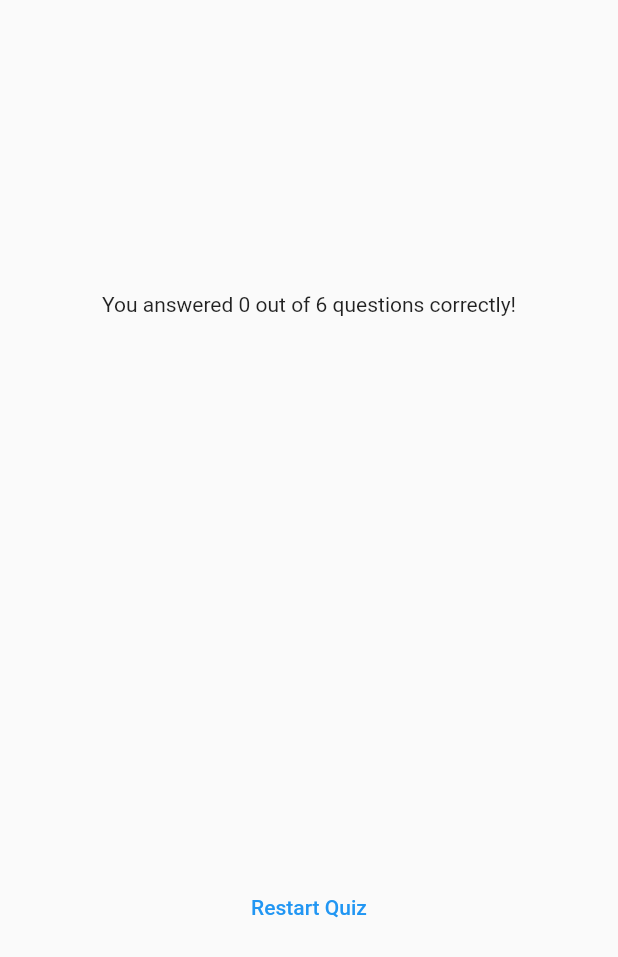
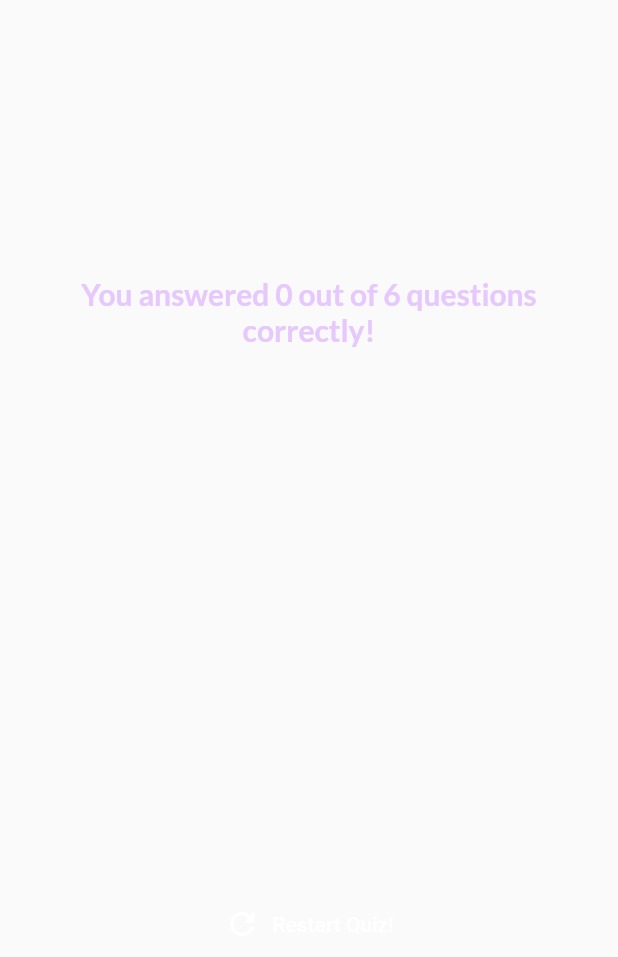
Before and after one commit to AnojAryal/Flutter-Learning, a Flutter app: the ResultsScreen widget shown alone on an empty page, opened directly with empty values, on a phone screen of 412 x 824 dp. Shown: the top 957 px of the screen. Run offline on Flutter 3.47's test engine with Material 2 defaults, Android fonts, the phone set to English and light mode, and no system bars; our stand-ins replace google_fonts.

Commit message:
quizapp completed

```diff
--- /dev/null
+++ b/test_project/lib/questions_summary/questions_summary.dart
@@ -0,0 +1,25 @@
+import 'package:flutter/material.dart';
+
+import 'package:test_project/questions_summary/summary_item.dart';
+
+class QuestionsSummary extends StatelessWidget {
+  const QuestionsSummary(this.summaryData, {super.key});
+
+  final List<Map<String, Object>> summaryData;
+
+  @override
+  Widget build(BuildContext context) {
+    return SizedBox(
+      height: 300,
+      child: SingleChildScrollView(
+        child: Column(
+          children: summaryData.map(
+            (data) {
+              return SummaryItem(data);
+            },
+          ).toList(),
+        ),
+      ),
+    );
+  }
+}
--- a/test_project/lib/result_screen.dart
+++ b/test_project/lib/result_screen.dart
@@ -1,20 +1,23 @@
 import 'package:flutter/material.dart';
+
 import 'package:test_project/data/questions.dart';
-import 'package:test_project/questions_summary.dart';
+import 'package:test_project/questions_summary/questions_summary.dart';
+import 'package:google_fonts/google_fonts.dart';
 
 class ResultsScreen extends StatelessWidget {
   const ResultsScreen({
     super.key,
     required this.chosenAnswers,
+    required this.onRestart,
   });
 
+  final void Function() onRestart;
   final List<String> chosenAnswers;
 
   List<Map<String, Object>> getSummaryData() {
     final List<Map<String, Object>> summary = [];
 
     for (var i = 0; i < chosenAnswers.length; i++) {
-      //loop body
       summary.add(
         {
           'question_index': i,
@@ -32,9 +35,9 @@ class ResultsScreen extends StatelessWidget {
   Widget build(BuildContext context) {
     final summaryData = getSummaryData();
     final numTotalQuestions = questions.length;
-    final numCorrectQuestions = summaryData
-        .where((data) => data['user_answer'] == data['correct_answer'])
-        .length;
+    final numCorrectQuestions = summaryData.where((data) {
+      return data['user_answer'] == data['correct_answer'];
+    }).length;
 
     return SizedBox(
       width: double.infinity,
@@ -44,14 +47,29 @@ class ResultsScreen extends StatelessWidget {
           mainAxisAlignment: MainAxisAlignment.center,
           children: [
             Text(
-                'You answered $numCorrectQuestions out of $numTotalQuestions questions correctly!'),
-            const SizedBox(height: 30),
+              'You answered $numCorrectQuestions out of $numTotalQuestions questions correctly!',
+              style: GoogleFonts.lato(
+                color: const Color.fromARGB(255, 230, 200, 253),
+                fontSize: 20,
+                fontWeight: FontWeight.bold,
+              ),
+              textAlign: TextAlign.center,
+            ),
+            const SizedBox(
+              height: 30,
+            ),
             QuestionsSummary(summaryData),
-            const SizedBox(height: 50),
-            TextButton(
-              onPressed: () {},
-              child: const Text('Restart Quiz'),
+            const SizedBox(
+              height: 30,
             ),
+            TextButton.icon(
+              onPressed: onRestart,
+              style: TextButton.styleFrom(
+                foregroundColor: Colors.white,
+              ),
+              icon: const Icon(Icons.refresh),
+              label: const Text('Restart Quiz!'),
+            )
           ],
         ),
       ),
```
Also changed, not shown: test_project/lib/questions_summary.dart (deleted, +0 -37 lines), test_project/lib/questions_summary/question_identifier.dart (added, +35 -0 lines), test_project/lib/questions_summary/summary_item.dart (added, +58 -0 lines), test_project/lib/quiz.dart (+12 -5 lines).
